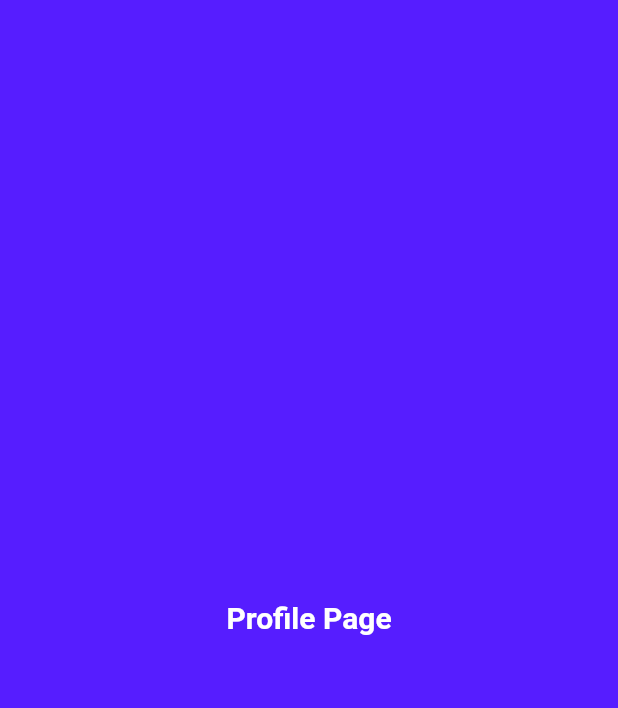
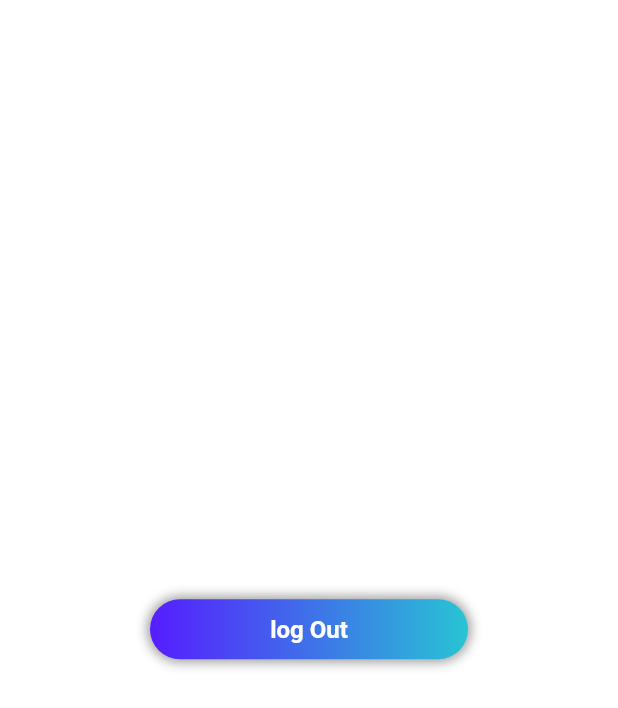
Before and after one commit to hdalmora/go-buy-veloe-megahack, a Flutter app: the ProfilePage screen opened directly, on a phone screen of 412 x 824 dp. Shown: the top 708 px of the screen. Run offline on Flutter 3.47's test engine with Material 2 defaults, Android fonts, the phone set to English and light mode, and no system bars; our stand-ins replace cached_network_image, cloud_firestore, firebase_auth, flutter_rating_bar, google_sign_in, permission_handler and 1 more; missing offline and left inert: barcode_scan; accounts and stored records are empty; Roboto replaces fonts that are missing (SF Pro Display); statements that could not run were skipped.

Commit message:
add logout button to profile page

```diff
--- a/lib/src/ui/home_navigation/profile_page.dart
+++ b/lib/src/ui/home_navigation/profile_page.dart
@@ -1,7 +1,7 @@
 import 'package:flutter/material.dart';
-import 'package:next_toll_veloe/src/blocs/authentication/authentication_bloc.dart';
-import 'package:next_toll_veloe/src/blocs/authentication/authentication_bloc_provider.dart';
-import 'package:next_toll_veloe/src/utils/values/color_constants.dart';
+import 'package:next_toll_veloe/src/blocs/user/user_bloc.dart';
+import 'package:next_toll_veloe/src/blocs/user/user_bloc_provider.dart';
+import 'package:next_toll_veloe/src/ui/widgets/custom_buttom.dart';
 
 class ProfilePage extends StatefulWidget {
   static const String routeName = 'profile_page';
@@ -14,25 +14,39 @@ class ProfilePage extends StatefulWidget {
 
 class _ProfilePageState extends State<ProfilePage> {
 
-  AuthenticationBloc _authBloc;
+  UserBloc _userBloc;
 
   @override
   void didChangeDependencies() {
-    _authBloc = AuthenticationBlocProvider.of(context);
+    _userBloc = UserBlocProvider.of(context);
     super.didChangeDependencies();
   }
 
   @override
   Widget build(BuildContext context) {
     return Scaffold(
-      backgroundColor: ColorConstants.colorMainBlue,
+      backgroundColor: Colors.white,
       resizeToAvoidBottomPadding: false,
       body: SafeArea(
         child: Column(
           mainAxisAlignment: MainAxisAlignment.center,
           crossAxisAlignment: CrossAxisAlignment.center,
           children: <Widget>[
-            Align(alignment: Alignment.center, child: Text("Profile Page", style: TextStyle(color: Colors.white, fontWeight: FontWeight.bold, fontSize: 20.0))),
+            Align(alignment: Alignment.center,
+                child: CustomButtom(
+                  callback: () async {
+                    _userBloc.logOut();
+                  },
+                  height: 40.0,
+                  width: MediaQuery.of(context).size.width,
+                  fontSize: 16.0,
+                  marginRight: 100.0,
+                  marginLeft: 100.0,
+                  marginTop: 15.0,
+                  text: 'log Out',
+                  textColor: Colors.white,
+                ),
+            ),
 
           ],
         ),
```
Also changed, not shown: lib/src/ui/home_navigation/wallet_page.dart (+0 -15 lines).
